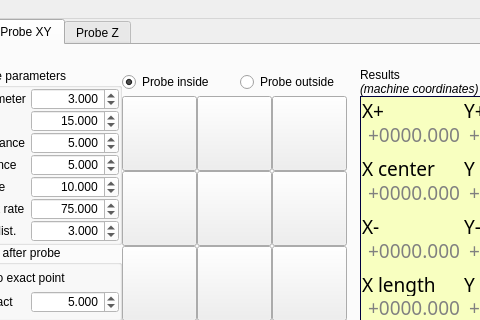
fra589/cn5X, file mainWindow.ui: the form before one commit; both pictures show x 415 to 895 and y 0 to 320 of the 1024 by 600 pixel window.
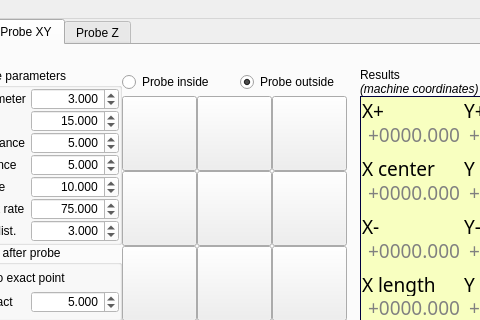
The form after the commit. The open tabs and pages were chosen to show the change. Icons and pictures are not drawn. Custom widgets are drawn as their Qt base class.

Diff of the .ui file:
```diff
--- a/mainWindow.ui
+++ b/mainWindow.ui
@@ -5940,9 +5940,6 @@
                 <property name="text">
                  <string>Probe inside</string>
                 </property>
-                <property name="checked">
-                 <bool>true</bool>
-                </property>
                </widget>
               </item>
               <item>
@@ -5950,6 +5947,9 @@
                 <property name="text">
                  <string>Probe outside</string>
                 </property>
+                <property name="checked">
+                 <bool>true</bool>
+                </property>
                </widget>
               </item>
              </layout>
```
Left out of the diff: 64 changed lines with no effect on the pictures.
